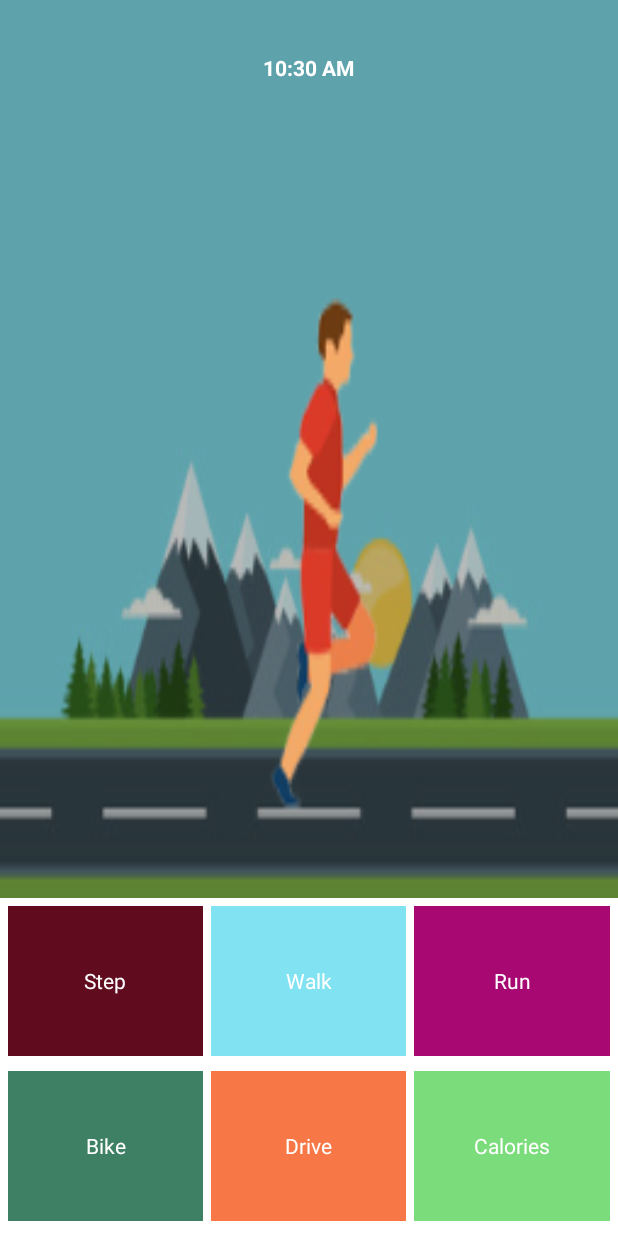
After one commit to l3alanz/HealthMe, an Android app: the layout activity_tracking.xml on its own in the app's theme, with its tools: preview values and no code run, on a phone screen of 412 x 824 dp. The commit adds this screen. Run offline under Robolectric (Android 15) with nearby library versions, the phone set to English and light mode, and no system bars.

Commit message:
add new activity_tracking for tracking page with no function just only UI design

```diff
--- a/app/src/main/java/com/example/nicha/senior_project/MainActivity.java
+++ b/app/src/main/java/com/example/nicha/senior_project/MainActivity.java
@@ -8,6 +8,6 @@ public class MainActivity extends AppCompatActivity {
     @Override
     protected void onCreate(Bundle savedInstanceState) {
         super.onCreate(savedInstanceState);
-        setContentView(R.layout.activity_main);
+        setContentView(R.layout.activity_tracking);
     }
 }
--- /dev/null
+++ b/app/src/main/res/layout/activity_tracking.xml
@@ -0,0 +1,122 @@
+<?xml version="1.0" encoding="utf-8"?>
+<LinearLayout xmlns:android="http://schemas.android.com/apk/res/android"
+    android:orientation="vertical"
+    android:layout_width="match_parent"
+    android:layout_height="match_parent">
+
+    <RelativeLayout
+        android:layout_width="match_parent"
+        android:layout_height="0dp"
+        android:layout_weight="60">
+    <ImageView
+        android:layout_width="match_parent"
+        android:layout_height="match_parent"
+
+        android:scaleType="centerCrop"
+        android:background="@drawable/bg_tracking"></ImageView>
+
+        <android.widget.TextClock
+            android:id="@+id/digitalClock"
+            android:layout_width="wrap_content"
+            android:layout_height="wrap_content"
+            android:timeZone="UTC+0007"
+            android:format24Hour="dd MMM yyyy k:mm:ss"
+            android:format12Hour="@null"
+            android:textStyle="bold"
+            android:layout_centerHorizontal="true"
+            android:layout_marginTop="35dp" />
+
+    </RelativeLayout>
+
+    <LinearLayout
+
+        android:layout_width="match_parent"
+        android:layout_weight="1"
+        android:layout_height="wrap_content"
+        android:orientation="horizontal"
+        android:background="#ffffff">
+
+        <!-- tv stand for Textview -->
+        <TextView
+            android:id="@+id/tvStep"
+            android:layout_marginTop="5dp"
+            android:layout_width="0dp"
+            android:layout_height="100dp"
+            android:layout_weight="1"
+            android:layout_marginLeft="5dp"
+            android:background="#610b1f"
+            android:gravity="center"
+            android:text="Step"
+            android:textColor="#ffffff"/>
+        <TextView
+            android:id="@+id/tvWalk"
+            android:layout_marginTop="5dp"
+            android:layout_width="0dp"
+            android:layout_marginLeft="5dp"
+            android:layout_weight="1"
+            android:gravity="center"
+            android:layout_height="100dp"
+            android:background="#81e2f1"
+            android:text="Walk"
+            android:textColor="#ffffff"/>
+        <TextView
+            android:id="@+id/tvRun"
+            android:layout_marginTop="5dp"
+            android:layout_width="0dp"
+            android:gravity="center"
+            android:layout_marginLeft="5dp"
+            android:layout_marginRight="5dp"
+            android:layout_weight="1"
+            android:layout_height="100dp"
+            android:background="#a70872"
+            android:text="Run"
+            android:textColor="#ffffff"/>
+
+
+
+    </LinearLayout>
+    <LinearLayout
+
+        android:layout_width="match_parent"
+        android:layout_weight="1"
+        android:layout_height="wrap_content"
+        android:orientation="horizontal"
+        android:background="#ffffff">
+
+        <TextView
+            android:id="@+id/tvBike"
+            android:layout_width="0dp"
+            android:layout_height="100dp"
+            android:layout_weight="1"
+            android:gravity="center"
+            android:layout_marginLeft="5dp"
+            android:background="#3e8064"
+            android:text="Bike"
+            android:textColor="#ffffff"/>
+        <TextView
+            android:id="@+id/tvDrive"
+            android:gravity="center"
+            android:layout_width="0dp"
+            android:layout_weight="1"
+            android:layout_height="100dp"
+            android:layout_marginLeft="5dp"
+            android:background="#f77846"
+            android:text="Drive"
+            android:textColor="#ffffff"/>
+        <TextView
+            android:id="@+id/tvCalories"
+            android:gravity="center"
+            android:layout_width="0dp"
+            android:layout_weight="1"
+            android:layout_height="100dp"
+            android:layout_marginLeft="5dp"
+            android:layout_marginRight="5dp"
+            android:background="#7adc7a"
+            android:text="Calories"
+            android:textColor="#ffffff"/>
+
+
+
+    </LinearLayout>
+
+</LinearLayout>
```
Also changed, not shown: app/src/main/res/drawable-xhdpi/bg_tracking.png (added), 1 other file.
